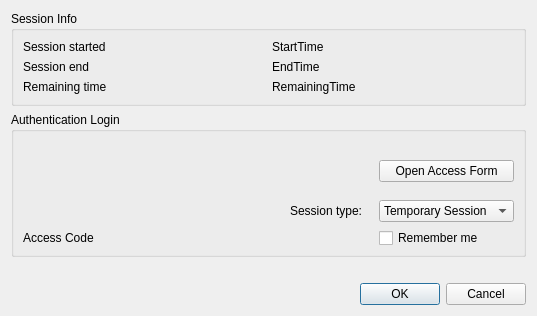
The window that src/pythonGui/karabogui/dialogs/ui/user_session_dialog.ui (European-XFEL/Karabo) describes before a commit, drawn with Qt 5.
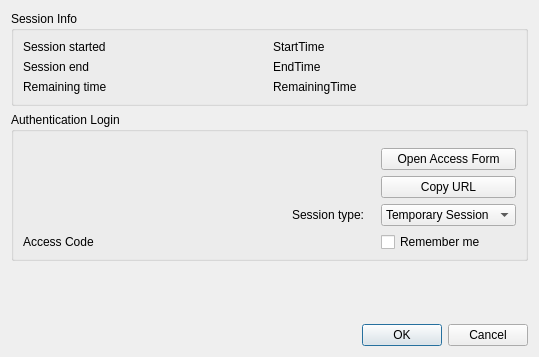
The same window after the commit.

Commit message: feat(GUI): Login Dialog- copy authentication URL  (Cherry-pick hotfix 3.0.X)

The edit to the form file:
```diff
--- a/src/pythonGui/karabogui/dialogs/ui/user_session_dialog.ui
+++ b/src/pythonGui/karabogui/dialogs/ui/user_session_dialog.ui
@@ -6,8 +6,8 @@
    <rect>
     <x>0</x>
     <y>0</y>
-    <width>537</width>
-    <height>310</height>
+    <width>539</width>
+    <height>357</height>
    </rect>
   </property>
   <property name="sizePolicy">
@@ -114,54 +114,7 @@
       <property name="verticalSpacing">
        <number>6</number>
       </property>
-      <item row="5" column="1" colspan="2">
-       <layout class="QHBoxLayout" name="access_widget_layout">
-        <property name="rightMargin">
-         <number>10</number>
-        </property>
-       </layout>
-      </item>
-      <item row="5" column="4">
-       <widget class="QCheckBox" name="remember_login">
-        <property name="text">
-         <string>Remember me</string>
-        </property>
-       </widget>
-      </item>
-      <item row="0" column="4" rowspan="4">
-       <widget class="QPushButton" name="authenticate_button">
-        <property name="minimumSize">
-         <size>
-          <width>0</width>
-          <height>0</height>
-         </size>
-        </property>
-        <property name="toolTip">
-         <string> Open browser to generate the access code by authenticating the user</string>
-        </property>
-        <property name="text">
-         <string>Open Access Form</string>
-        </property>
-        <property name="autoDefault">
-         <bool>false</bool>
-        </property>
-       </widget>
-      </item>
-      <item row="4" column="3">
-       <widget class="QLabel" name="label">
-        <property name="text">
-         <string>Session type:</string>
-        </property>
-       </widget>
-      </item>
-      <item row="5" column="0">
-       <widget class="QLabel" name="label_access_code">
-        <property name="text">
-         <string>Access Code</string>
-        </property>
-       </widget>
-      </item>
-      <item row="5" column="3">
+      <item row="2" column="3">
        <spacer name="horizontalSpacer_2">
         <property name="orientation">
          <enum>Qt::Horizontal</enum>
@@ -177,6 +130,53 @@
         </property>
        </spacer>
       </item>
+      <item row="1" column="4">
+       <widget class="QComboBox" name="combo_mode">
+        <property name="toolTip">
+         <string>'Temporary Session' ends after a fixed duration(configured in the guiserver).
+'Switch User' remains logged in the session.
+'Remember me' remembers the user accross the sessions.</string>
+        </property>
+        <item>
+         <property name="text">
+          <string>Temporary Session</string>
+         </property>
+        </item>
+        <item>
+         <property name="text">
+          <string>Switch User</string>
+         </property>
+        </item>
+       </widget>
+      </item>
+      <item row="1" column="3">
+       <widget class="QLabel" name="label">
+        <property name="text">
+         <string>Session type:</string>
+        </property>
+       </widget>
+      </item>
+      <item row="2" column="4">
+       <widget class="QCheckBox" name="remember_login">
+        <property name="text">
+         <string>Remember me</string>
+        </property>
+       </widget>
+      </item>
+      <item row="2" column="0">
+       <widget class="QLabel" name="label_access_code">
+        <property name="text">
+         <string>Access Code</string>
+        </property>
+       </widget>
+      </item>
+      <item row="2" column="1" colspan="2">
+       <layout class="QHBoxLayout" name="access_widget_layout">
+        <property name="rightMargin">
+         <number>10</number>
+        </property>
+       </layout>
+      </item>
       <item row="0" column="0" colspan="4">
        <widget class="QLabel" name="info_label">
         <property name="enabled">
@@ -205,24 +205,38 @@
         </property>
        </widget>
       </item>
-      <item row="4" column="4">
-       <widget class="QComboBox" name="combo_mode">
-        <property name="toolTip">
-         <string>'Temporary Session' ends after a fixed duration(configured in the guiserver).
-'Switch User' remains logged in the session.
-'Remember me' remembers the user accross the sessions.</string>
-        </property>
+      <item row="0" column="4">
+       <layout class="QVBoxLayout" name="verticalLayout_2">
         <item>
-         <property name="text">
-          <string>Temporary Session</string>
-         </property>
+         <widget class="QPushButton" name="authenticate_button">
+          <property name="minimumSize">
+           <size>
+            <width>0</width>
+            <height>0</height>
+           </size>
+          </property>
+          <property name="toolTip">
+           <string> Open browser to generate the access code by authenticating the user</string>
+          </property>
+          <property name="text">
+           <string>Open Access Form</string>
+          </property>
+          <property name="autoDefault">
+           <bool>false</bool>
+          </property>
+         </widget>
         </item>
         <item>
-         <property name="text">
-          <string>Switch User</string>
-         </property>
+         <widget class="QPushButton" name="copy_url_button">
+         <property name="toolTip">
+           <string>Copy url of authentication server</string>
+          </property>
+          <property name="text">
+           <string>Copy URL</string>
+          </property>
+         </widget>
         </item>
-       </widget>
+       </layout>
       </item>
      </layout>
     </widget>
```
The commit also changes 2 other files.
